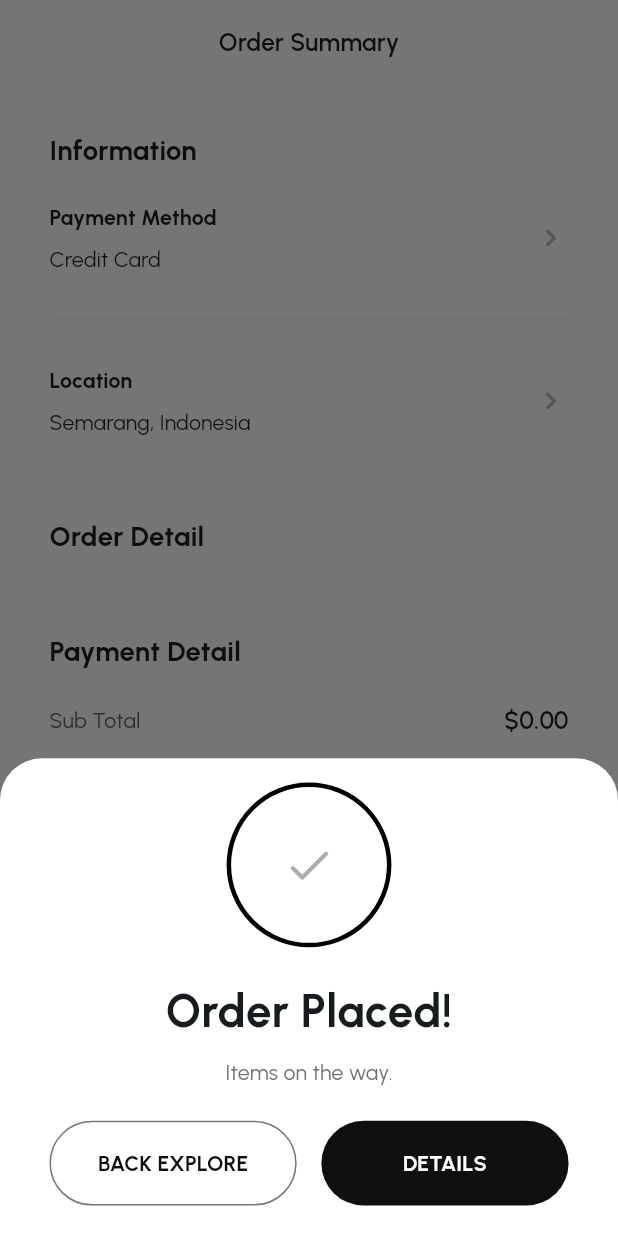
After one commit to lajorr/hyperce-test, a Flutter app: the OrderSummaryScreen screen opened by its route, after a tap on "PLACE ORDER", on a phone screen of 412 x 824 dp. The commit adds this screen. Run offline on Flutter 3.47's test engine with Material 3 defaults, Android fonts, the phone set to English and light mode, and no system bars; our stand-ins replace bloc, cloud_firestore, dartz, equatable, firebase_core, flutter_bloc and 6 more; missing offline and left inert: swipeable_tile; accounts and stored records are empty; generated files the repository leaves out were written again.

Commit message:
order summary screen

```diff
--- a/lib/config/route/go_router_config.dart
+++ b/lib/config/route/go_router_config.dart
@@ -1,5 +1,6 @@
 import 'package:go_router/go_router.dart';
 import 'package:hyperce_test/feature/cart/presentation/screens/cart_screen.dart';
+import 'package:hyperce_test/feature/cart/presentation/screens/order_summary_screen.dart';
 import 'package:hyperce_test/feature/catalog/domain/entity/shoe.dart';
 import 'package:hyperce_test/feature/catalog/presentation/screens/discover_screen.dart';
 import 'package:hyperce_test/feature/catalog/presentation/screens/product_detail_screen.dart';
@@ -20,5 +21,11 @@ final GoRouter goRouterConfig = GoRouter(
         return CartScreen();
       },
     ),
+    GoRoute(
+      path: '/order-summary',
+      builder: (context, state) {
+        return const OrderSummaryScreen();
+      },
+    ),
   ],
 );
--- a/lib/core/constants/app_colors.dart
+++ b/lib/core/constants/app_colors.dart
@@ -5,7 +5,9 @@ class AppColors {
   static const Color neutral400 = Color(0xff6F6F6F);
   static const Color neutral300 = Color(0xffB7B7B7);
   static const Color neutral200 = Color(0xffE7E7E7);
+  static const Color neutral100 = Color(0xffF3F3F3);
   static const Color error500 = Color(0xffFF4C5E);
   static const Color yellow500 = Color(0xffFCD240);
   static const Color black100 = Color(0xffF3F3F3);
+  static const Color darkGray = Color(0xff666666);
 }
--- a/lib/core/theme/app_text_styles.dart
+++ b/lib/core/theme/app_text_styles.dart
@@ -15,6 +15,13 @@ class AppTextStyles {
     fontSize: 20.sp,
     height: 30 / 20,
     letterSpacing: 0.01 * 20,
+  );
+  static TextStyle heading500 = TextStyle(
+    fontFamily: 'Urbanist',
+    fontWeight: FontWeight.w700,
+    fontSize: 18.sp,
+    height: 26 / 18,
+    letterSpacing: 18 * 0.01,
   );
   static TextStyle heading400 = TextStyle(
     fontFamily: 'Urbanist',
--- a/lib/feature/cart/presentation/cubit/cart_cubit.dart
+++ b/lib/feature/cart/presentation/cubit/cart_cubit.dart
@@ -52,6 +52,8 @@ class CartCubit extends Cubit<CartState> {
     emit(state.copyWith(cartItems: updated));
   }
 
+  void clearCart() => emit(state.copyWith(cartItems: []));
+
   double get totalAmount => state.cartItems.fold(
     0,
     (previousValue, cart) => previousValue + cart.price * cart.quantity,
--- /dev/null
+++ b/lib/feature/cart/presentation/screens/order_summary_screen.dart
@@ -0,0 +1,120 @@
+import 'package:flutter/material.dart';
+import 'package:flutter_bloc/flutter_bloc.dart';
+import 'package:flutter_screenutil/flutter_screenutil.dart';
+import 'package:go_router/go_router.dart';
+import 'package:hyperce_test/core/constants/app_colors.dart';
+import 'package:hyperce_test/core/theme/app_text_styles.dart';
+import 'package:hyperce_test/core/widgets/custom_dialog_content.dart';
+import 'package:hyperce_test/core/widgets/product_total_widget.dart';
+import 'package:hyperce_test/feature/cart/presentation/cubit/cart_cubit.dart';
+import 'package:hyperce_test/feature/cart/presentation/widgets/order_detail_tile.dart';
+import 'package:hyperce_test/feature/cart/presentation/widgets/order_info_tile.dart';
+import 'package:hyperce_test/feature/cart/presentation/widgets/payment_detail_tile.dart';
+
+class OrderSummaryScreen extends StatelessWidget {
+  const OrderSummaryScreen({super.key});
+
+  @override
+  Widget build(BuildContext context) {
+    final cartCubit = context.read<CartCubit>();
+    final items = cartCubit.state.cartItems;
+    final double subtotal = cartCubit.totalAmount;
+    const double shipping = 20.00;
+    final double grandTotal = subtotal + shipping;
+    return Scaffold(
+      appBar: AppBar(
+        title: Text('Order Summary', style: AppTextStyles.heading400),
+        centerTitle: true,
+      ),
+      body: Column(
+        children: [
+          Expanded(
+            child: SingleChildScrollView(
+              padding: EdgeInsets.symmetric(horizontal: 30.w, vertical: 30.h),
+              child: Column(
+                crossAxisAlignment: CrossAxisAlignment.start,
+                spacing: 20.h,
+                children: [
+                  Text('Information', style: AppTextStyles.heading500),
+                  OrderInfoTile(
+                    title: 'Payment Method',
+                    subTitle: 'Credit Card',
+                  ),
+
+                  Divider(color: AppColors.neutral100),
+
+                  OrderInfoTile(
+                    title: 'Location',
+                    subTitle: 'Semarang, Indonesia',
+                  ),
+
+                  SizedBox(height: 10.h),
+
+                  Text('Order Detail', style: AppTextStyles.heading500),
+
+                  ...items.map((item) => OrderDetailTile(item: item)),
+
+                  SizedBox(height: 10.h),
+
+                  Text('Payment Detail', style: AppTextStyles.heading500),
+                  PaymentDetailTile(label: 'Sub Total', value: subtotal),
+                  PaymentDetailTile(label: 'Shipping', value: shipping),
+
+                  Divider(color: AppColors.neutral100),
+
+                  PaymentDetailTile(
+                    label: 'Total Order',
+                    value: grandTotal,
+                    isGrand: true,
+                  ),
+                ],
+              ),
+            ),
+          ),
+          Container(
+            padding: EdgeInsets.symmetric(horizontal: 30.w, vertical: 20.h),
+            decoration: BoxDecoration(
+              color: Colors.white,
+              boxShadow: [
+                BoxShadow(
+                  color: Colors.black.withValues(alpha: 0.05),
+                  blurRadius: 10,
+                  offset: const Offset(0, -2),
+                ),
+              ],
+            ),
+            child: SafeArea(
+              child: ProductTotalWidget(
+                amount: grandTotal,
+                label: 'Grand Total',
+                buttonLabel: 'PLACE ORDER',
+                onBtnPress: () async {
+                  cartCubit.clearCart();
+                  showModalBottomSheet(
+                    context: context,
+                    backgroundColor: Colors.white,
+                    builder: (BuildContext context) {
+                      return CustomDialogContent(
+                        iconData: Icons.check_rounded,
+                        title: "Order Placed!",
+                        subTitle: "Items on the way.",
+                        negativeBtnText: "BACK EXPLORE",
+                        positiveBtnText: "DETAILS",
+                        onNegativeBtnPress: () {
+                          context.go('/');
+                        },
+                        onPositiveBtnPress: () {
+                          context.pop();
+                        },
+                      );
+                    },
+                  );
+                },
+              ),
+            ),
+          ),
+        ],
+      ),
+    );
+  }
+}
--- /dev/null
+++ b/lib/feature/cart/presentation/widgets/order_info_tile.dart
@@ -0,0 +1,29 @@
+import 'package:flutter/material.dart';
+import 'package:flutter_screenutil/flutter_screenutil.dart';
+import 'package:hyperce_test/core/theme/app_text_styles.dart';
+
+class OrderInfoTile extends StatelessWidget {
+  const OrderInfoTile({super.key, required this.title, required this.subTitle});
+
+  final String title;
+  final String subTitle;
+
+  @override
+  Widget build(BuildContext context) {
+    return Row(
+      mainAxisAlignment: MainAxisAlignment.spaceBetween,
+      children: [
+        Column(
+          mainAxisSize: MainAxisSize.min,
+          crossAxisAlignment: CrossAxisAlignment.start,
+          spacing: 4.h,
+          children: [
+            Text(title, style: AppTextStyles.heading300),
+            Text(subTitle, style: AppTextStyles.bodyText200),
+          ],
+        ),
+        Icon(Icons.keyboard_arrow_right_rounded, color: Color(0xffB7B7B7)),
+      ],
+    );
+  }
+}
--- /dev/null
+++ b/lib/feature/cart/presentation/widgets/payment_detail_tile.dart
@@ -0,0 +1,32 @@
+import 'package:flutter/material.dart';
+import 'package:hyperce_test/core/constants/app_colors.dart';
+import 'package:hyperce_test/core/theme/app_text_styles.dart';
+
+class PaymentDetailTile extends StatelessWidget {
+  const PaymentDetailTile({
+    super.key,
+    required this.label,
+    required this.value,
+    this.isGrand = false,
+  });
+  final String label;
+  final double value;
+  final bool isGrand;
+
+  @override
+  Widget build(BuildContext context) {
+    return Row(
+      mainAxisAlignment: MainAxisAlignment.spaceBetween,
+      children: [
+        Text(
+          label,
+          style: AppTextStyles.bodyText200.copyWith(color: AppColors.darkGray),
+        ),
+        Text(
+          '\$${value.toStringAsFixed(2)}',
+          style: isGrand ? AppTextStyles.heading500 : AppTextStyles.heading400,
+        ),
+      ],
+    );
+  }
+}
--- a/lib/feature/catalog/presentation/cubits/quantity_selection/quantity_selection_cubit.dart
+++ b/lib/feature/catalog/presentation/cubits/quantity_selection/quantity_selection_cubit.dart
@@ -1,9 +1,11 @@
 import 'package:bloc/bloc.dart';
 import 'package:freezed_annotation/freezed_annotation.dart';
+import 'package:injectable/injectable.dart';
 
 part 'quantity_selection_cubit.freezed.dart';
 part 'quantity_selection_state.dart';
 
+@injectable
 class QuantitySelectionCubit extends Cubit<QuantitySelectionState> {
   QuantitySelectionCubit() : super(QuantitySelectionState());
 
```
Also changed, not shown: lib/feature/cart/presentation/screens/cart_screen.dart (+5 -8 lines), lib/feature/cart/presentation/widgets/order_detail_tile.dart (added, +40 -0 lines), lib/feature/catalog/presentation/screens/product_detail_screen.dart (+10 -7 lines), lib/feature/catalog/presentation/widgets/add_to_cart_dialog_content.dart (+7 -18 lines).
